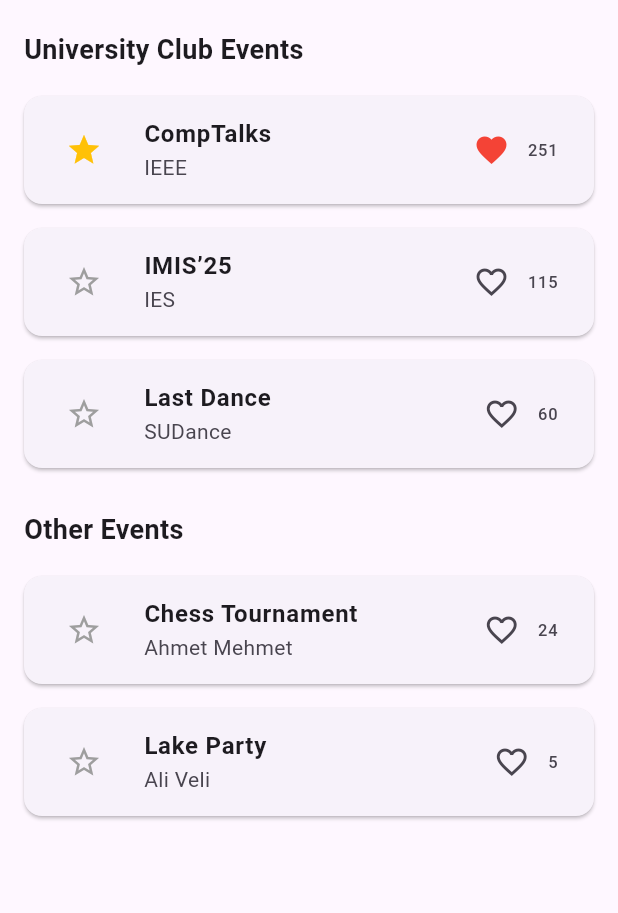
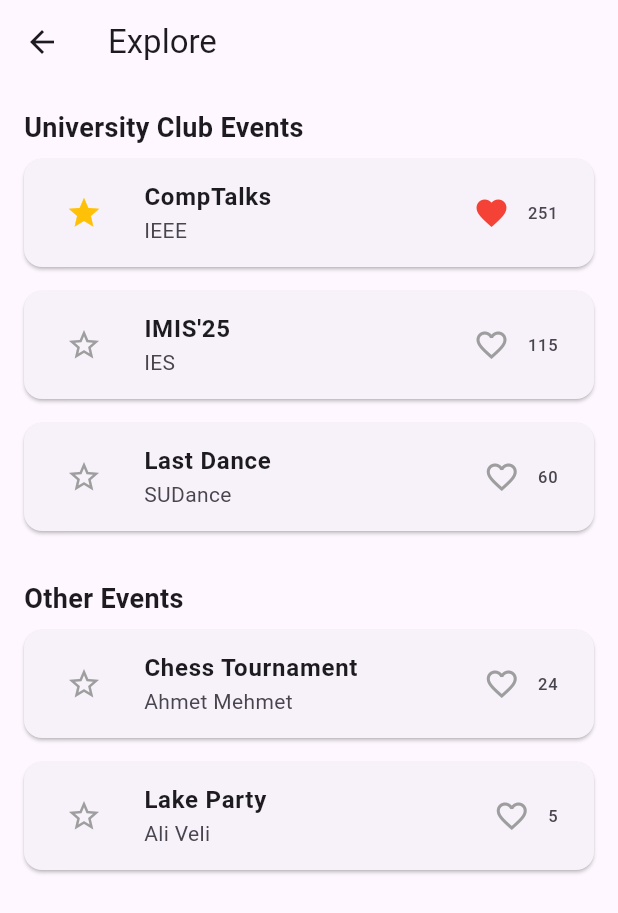
Before and after one commit to DenizGurleyen/SuEvent-310, a Flutter app: the ExplorePage screen opened by its route, after a tap on the "star border" icon, after a tap on the "favorite outline" icon, on a phone screen of 412 x 824 dp. Shown: the top 913 px of the screen. Run offline on Flutter 3.47's test engine with Material 3 defaults, Android fonts, the phone set to English and light mode, and no system bars; Roboto replaces fonts that are missing (Poppins).

```diff
--- a/lib/screens/explore_page.dart
+++ b/lib/screens/explore_page.dart
@@ -10,7 +10,7 @@ class ExplorePage extends StatefulWidget {
 class _ExplorePageState extends State<ExplorePage> {
   final List<Map<String, dynamic>> universityEvents = [
     {'title': 'CompTalks', 'club': 'IEEE', 'likes': 250, 'liked': false, 'favorited': false},
-    {'title': 'IMIS’25', 'club': 'IES', 'likes': 115, 'liked': false, 'favorited': false},
+    {'title': 'IMIS\'25', 'club': 'IES', 'likes': 115, 'liked': false, 'favorited': false},
     {'title': 'Last Dance', 'club': 'SUDance', 'likes': 60, 'liked': false, 'favorited': false},
   ];
 
@@ -21,36 +21,31 @@ class _ExplorePageState extends State<ExplorePage> {
 
   void toggleLike(List<Map<String, dynamic>> events, int index) {
     setState(() {
-      events[index]['liked'] = !events[index]['liked'];
-      events[index]['likes'] += events[index]['liked'] ? 1 : -1;
+      events[index]['liked'] = !(events[index]['liked'] as bool);
+      if (events[index]['liked']) {
+        events[index]['likes'] += 1;
+      } else {
+        events[index]['likes'] -= 1;
+      }
     });
   }
 
   void toggleFavorite(List<Map<String, dynamic>> events, int index) {
     setState(() {
-      events[index]['favorited'] = !events[index]['favorited'];
+      events[index]['favorited'] = !(events[index]['favorited'] as bool);
     });
   }
 
-  Widget buildEventList(String title, List<Map<String, dynamic>> events, bool isClubEvent) {
-    return Column(
-      crossAxisAlignment: CrossAxisAlignment.start,
-      children: [
-        const SizedBox(height: 20),
-        Padding(
-          padding: const EdgeInsets.symmetric(horizontal: 16),
-          child: Text(title, style: const TextStyle(fontSize: 18, fontWeight: FontWeight.bold)),
-        ),
-        const SizedBox(height: 10),
-        ...List.generate(events.length, (index) {
-          final event = events[index];
+  Widget buildEventCard(Map<String, dynamic> event, bool isClubEvent, int index, List<Map<String, dynamic>> eventsList) {
     return Card(
-            margin: const EdgeInsets.symmetric(vertical: 8, horizontal: 16),
+      margin: const EdgeInsets.symmetric(vertical: 8),
       child: ListTile(
         leading: IconButton(
-                icon: Icon(event['favorited'] ? Icons.star : Icons.star_border,
-                    color: event['favorited'] ? Colors.amber : Colors.grey),
-                onPressed: () => toggleFavorite(events, index),
+          icon: Icon(
+            event['favorited'] ? Icons.star : Icons.star_border,
+            color: event['favorited'] ? Colors.amber : Colors.grey,
+          ),
+          onPressed: () => toggleFavorite(eventsList, index),
         ),
         title: Text(event['title'], style: const TextStyle(fontWeight: FontWeight.bold)),
         subtitle: Text(isClubEvent ? event['club'] : event['organizer']),
@@ -58,28 +53,44 @@ class _ExplorePageState extends State<ExplorePage> {
           mainAxisSize: MainAxisSize.min,
           children: [
             IconButton(
-                    icon: Icon(event['liked'] ? Icons.favorite : Icons.favorite_border),
-                    color: event['liked'] ? Colors.red : null,
-                    onPressed: () => toggleLike(events, index),
+              icon: Icon(
+                event['liked'] ? Icons.favorite : Icons.favorite_border,
+                color: event['liked'] ? Colors.red : Colors.grey,
+              ),
+              onPressed: () => toggleLike(eventsList, index),
             ),
             Text(event['likes'].toString()),
           ],
         ),
       ),
     );
-        }),
-      ],
-    );
   }
 
   @override
   Widget build(BuildContext context) {
     return Scaffold(
-      body: ListView(
+      appBar: AppBar(
+        title: const Text("Explore"),
+        leading: Navigator.of(context).canPop()
+            ? IconButton(
+          icon: const Icon(Icons.arrow_back),
+          onPressed: () => Navigator.of(context).pop(),
+        )
+            : null,
+      ),
+      body: Padding(
+        padding: const EdgeInsets.all(16),
+        child: ListView(
           children: [
-          buildEventList('University Club Events', universityEvents, true),
-          buildEventList('Other Events', otherEvents, false),
+            const Text("University Club Events", style: TextStyle(fontSize: 18, fontWeight: FontWeight.bold)),
+            ...List.generate(universityEvents.length,
+                    (index) => buildEventCard(universityEvents[index], true, index, universityEvents)),
+            const SizedBox(height: 24),
+            const Text("Other Events", style: TextStyle(fontSize: 18, fontWeight: FontWeight.bold)),
+            ...List.generate(otherEvents.length,
+                    (index) => buildEventCard(otherEvents[index], false, index, otherEvents)),
           ],
+        ),
       ),
     );
   }
```
Lines whose indentation alone changed are shown as unchanged.
